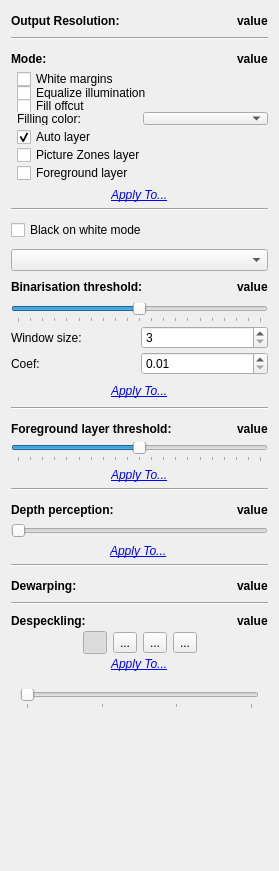
Qt form src/core/filters/output/ui/OutputOptionsWidget.ui (andriusval/scantailor-universal) before a commit.
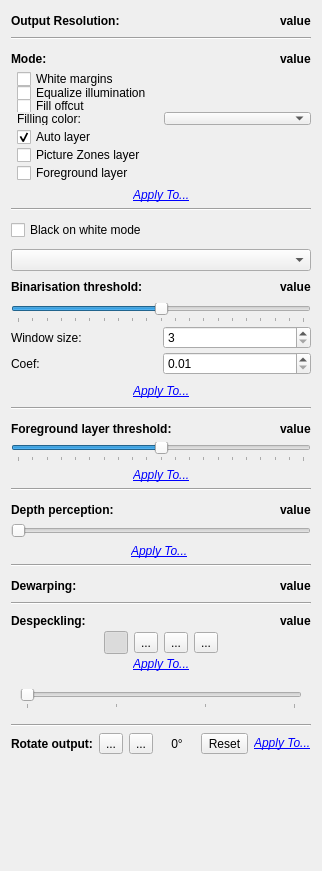
The same form after that commit. Icons and pictures are not drawn.

Commit message:
Output GUI: add the controls for the output rotation
The Output options panel gets a "Rotate output" row. It has the rotate
left and rotate right buttons and the icons of the Fix Orientation stage.
It also has the angle, a Reset button and an "Apply To..." link.

A change of the angle processes the page again. The Output tab and the
thumbnail show the rotated image. The Layers, Fill Zones and Despeckling
tabs show the unrotated image, so that the zone coordinates do not change.

The edit to the form file:
```diff
--- a/src/core/filters/output/ui/OutputOptionsWidget.ui
+++ b/src/core/filters/output/ui/OutputOptionsWidget.ui
@@ -1245,6 +1245,141 @@
      </layout>
     </widget>
    </item>
+   <item>
+    <widget class="Line" name="lineOutputRotation">
+     <property name="orientation">
+      <enum>Qt::Horizontal</enum>
+     </property>
+    </widget>
+   </item>
+   <item>
+    <widget class="QWidget" name="outputRotationPanel" native="true">
+     <property name="toolTip">
+      <string>Turns only the final output image, for example a table that is printed sideways. The other stages keep the book orientation.</string>
+     </property>
+     <layout class="QHBoxLayout" name="outputRotationLayout">
+      <property name="leftMargin">
+       <number>0</number>
+      </property>
+      <property name="topMargin">
+       <number>0</number>
+      </property>
+      <property name="rightMargin">
+       <number>0</number>
+      </property>
+      <property name="bottomMargin">
+       <number>0</number>
+      </property>
+      <item>
+       <widget class="QLabel" name="outputRotationLabel">
+        <property name="font">
+         <font>
+          <weight>75</weight>
+          <bold>true</bold>
+         </font>
+        </property>
+        <property name="text">
+         <string>Rotate output:</string>
+        </property>
+       </widget>
+      </item>
+      <item>
+       <spacer name="outputRotationSpacer">
+        <property name="orientation">
+         <enum>Qt::Horizontal</enum>
+        </property>
+        <property name="sizeHint" stdset="0">
+         <size>
+          <width>0</width>
+          <height>20</height>
+         </size>
+        </property>
+       </spacer>
+      </item>
+      <item>
+       <widget class="QToolButton" name="outputRotateLeftBtn">
+        <property name="toolTip">
+         <string>Rotate the output 90° counterclockwise</string>
+        </property>
+        <property name="text">
+         <string notr="true">...</string>
+        </property>
+        <property name="icon">
+         <iconset resource="../../../../app/resources/resources.qrc">
+          <normaloff>:/icons/object-rotate-left.png</normaloff>:/icons/object-rotate-left.png</iconset>
+        </property>
+        <property name="iconSize">
+         <size>
+          <width>24</width>
+          <height>24</height>
+         </size>
+        </property>
+       </widget>
+      </item>
+      <item>
+       <widget class="QToolButton" name="outputRotateRightBtn">
+        <property name="toolTip">
+         <string>Rotate the output 90° clockwise</string>
+        </property>
+        <property name="text">
+         <string notr="true">...</string>
+        </property>
+        <property name="icon">
+         <iconset resource="../../../../app/resources/resources.qrc">
+          <normaloff>:/icons/object-rotate-right.png</normaloff>:/icons/object-rotate-right.png</iconset>
+        </property>
+        <property name="iconSize">
+         <size>
+          <width>24</width>
+          <height>24</height>
+         </size>
+        </property>
+       </widget>
+      </item>
+      <item>
+       <widget class="QLabel" name="outputRotationValue">
+        <property name="minimumSize">
+         <size>
+          <width>36</width>
+          <height>0</height>
+         </size>
+        </property>
+        <property name="text">
+         <string notr="true">0°</string>
+        </property>
+        <property name="alignment">
+         <set>Qt::AlignCenter</set>
+        </property>
+       </widget>
+      </item>
+      <item>
+       <widget class="QToolButton" name="outputRotationResetBtn">
+        <property name="text">
+         <string>Reset</string>
+        </property>
+       </widget>
+      </item>
+      <item>
+       <widget class="QLabel" name="outputRotationApplyButton">
+        <property name="font">
+         <font>
+          <italic>true</italic>
+         </font>
+        </property>
+        <property name="contextMenuPolicy">
+         <enum>Qt::NoContextMenu</enum>
+        </property>
+        <property name="text">
+         <string>&lt;a href=&quot;#&quot;&gt;Apply To...&lt;/a&gt;</string>
+        </property>
+        <property name="textFormat">
+         <enum>Qt::RichText</enum>
+        </property>
+       </widget>
+      </item>
+     </layout>
+    </widget>
+   </item>
    <item>
     <spacer name="verticalSpacer">
      <property name="orientation">
```
The commit also changes 2 other files.
